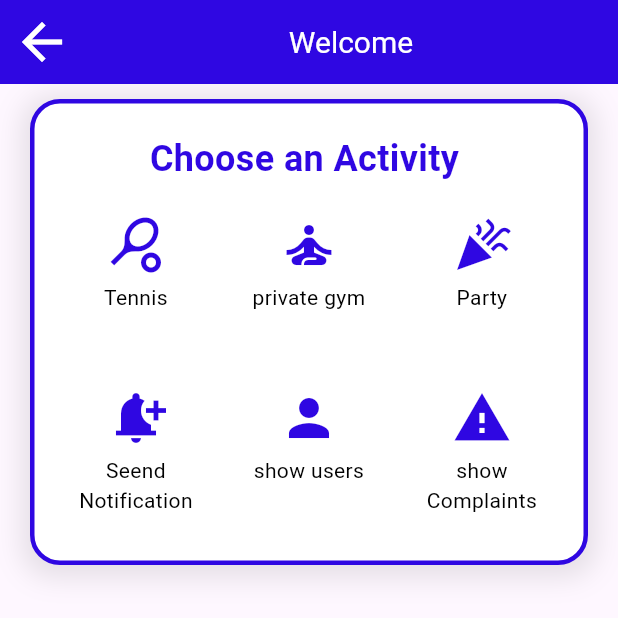
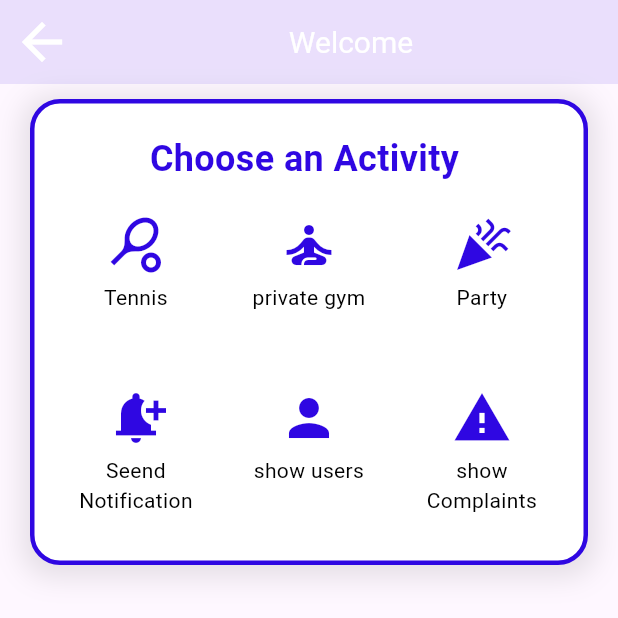
Before and after one commit to brbr43/flutter_project, a Flutter app: the HomeScreenAdmin screen opened directly, on a phone screen of 412 x 824 dp, the top half of it. Run offline on Flutter 3.47's test engine with Material 3 defaults, Android fonts, the phone set to English and light mode, and no system bars; our stand-ins replace dio, firebase_core, flutter_bloc, flutter_local_notifications, permission_handler, shared_preferences and 1 more; missing offline and left inert: onesignal_flutter; accounts and stored records are empty; Roboto replaces fonts that are missing (Pacifico).

Commit message:
Update home_screen_admin.dart
change color in row 34

```diff
--- a/lib/admin_pages/home_screen_admin.dart
+++ b/lib/admin_pages/home_screen_admin.dart
@@ -31,7 +31,7 @@ class HomeScreenAdmin extends StatelessWidget {
             ),
           ),
         ),
-        backgroundColor: const Color.fromARGB(255, 47, 7, 226),
+        backgroundColor: const Color.fromARGB(25, 47, 7, 226),
       ),
       body: Padding(
         padding: const EdgeInsets.symmetric(horizontal: 20.0, vertical: 10.0),
```
